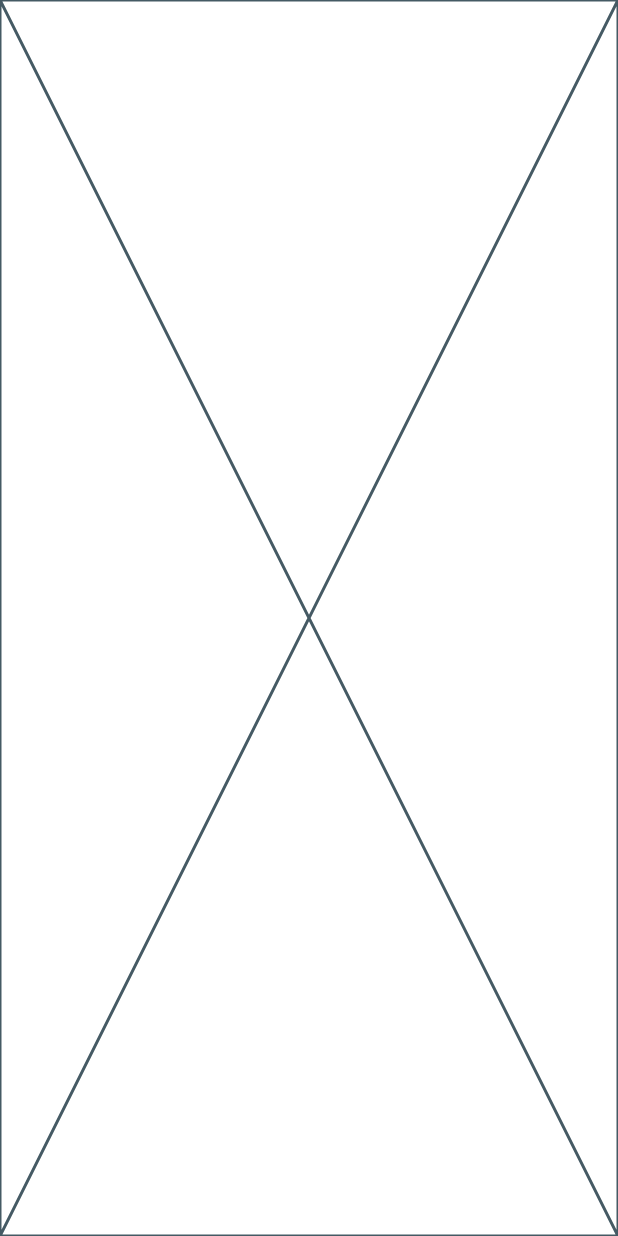
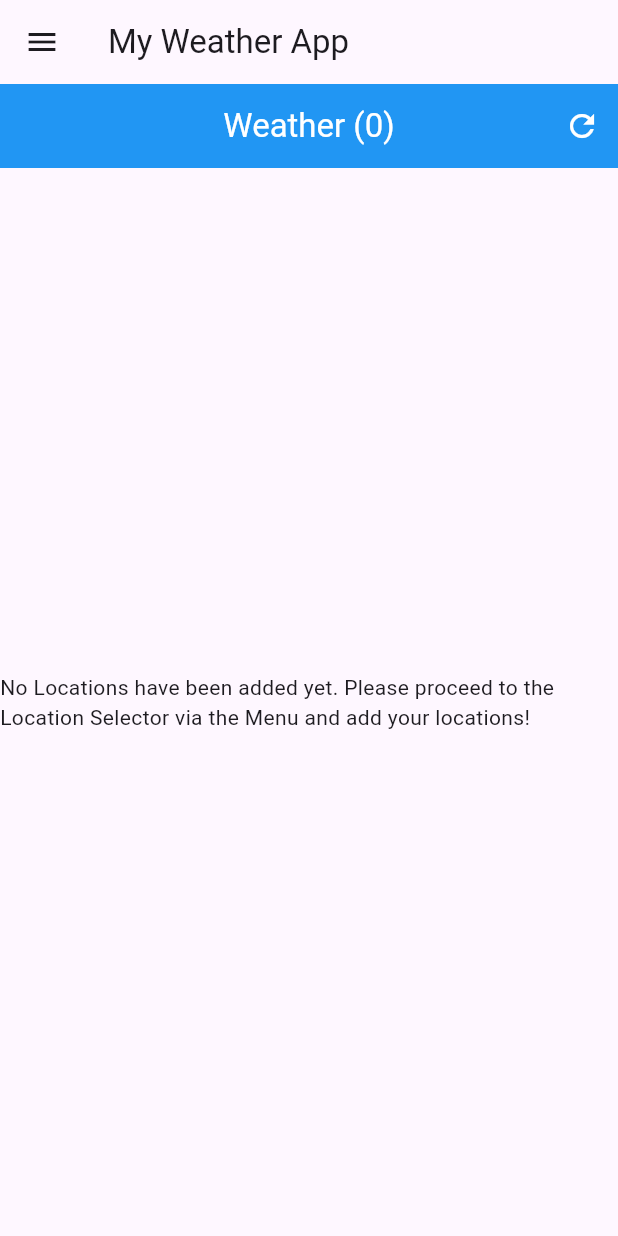
Before and after one commit to samkaj1/CS-442-Weather-App, a Flutter app: the screen it shows after launch, on a phone screen of 412 x 824 dp. Run offline on Flutter 3.47's test engine with Material 3 defaults, Android fonts, the phone set to English and light mode, and no system bars; our stand-ins replace shared_preferences.

Commit message:
Completed Machine Problem 5

```diff
--- /dev/null
+++ b/lib/models/location_selector_model.dart
@@ -0,0 +1,51 @@
+import 'package:flutter/material.dart';
+import 'package:shared_preferences/shared_preferences.dart';
+
+class LocationSelectorModel with ChangeNotifier {
+  List<String> _locationSelector = [];
+
+  List<String> get locationSelector => _locationSelector;
+
+  LocationSelectorModel() {
+    loadLocations();
+  }
+
+  Future<void> loadLocations() async { //load locations
+    try {
+      final prefs = await SharedPreferences.getInstance();
+      final locations = prefs.getStringList('locations');
+
+      if (locations != null) {
+        _locationSelector = locations;
+      }
+
+      notifyListeners();
+    } catch (e) {
+      print('Error loading your requested location: $e'); //Error Handler
+    }
+  }
+
+  Future<void> addLocation(String location) async { //add a location
+    if(!_locationSelector.contains(location) && location.isNotEmpty) {
+      _locationSelector.add(location);
+      await _saveLocations();
+      notifyListeners();
+    }
+  }
+
+  Future<void> deleteLocation(String location) async { //remove a location
+    if (_locationSelector.remove(location)) {
+      await _saveLocations();
+      notifyListeners();
+    }
+  }
+
+  Future<void> _saveLocations() async { //save locations
+    try {
+      final prefs = await SharedPreferences.getInstance();
+      await prefs.setStringList('locations', _locationSelector);
+    } catch (e) {
+      print('Error saving your requested location: $e'); //Error Handler
+    }
+  }
+}
--- /dev/null
+++ b/lib/models/weather_info_model.dart
@@ -0,0 +1,31 @@
+class Weather {
+  final String locationName;
+  final double temperature;
+  final double feelsLikeTemp;
+  final String description;
+  final String? icon;
+
+
+  Weather( {
+    required this.locationName,
+    required this.temperature,
+    required this.feelsLikeTemp,
+    required this.description,
+    required this.icon,
+  });
+
+  factory Weather.fromJson(Map<String, dynamic> json) { //convert from JSON from api to information used in my app
+    try {
+      return Weather(
+        locationName: json['name'] as String,
+        temperature: (json['main']['temp'] as num).toDouble(),
+        feelsLikeTemp: (json['main']['feels_like'] as num).toDouble(),
+        description: json['weather'][0]['description'] as String,
+        icon: json['weather'][0]['icon'] as String,
+      );
+    } catch (e) {
+      print('Error parsing JSON data: $e');
+      rethrow;
+    }
+  }
+}
--- /dev/null
+++ b/lib/utils/api_info.dart
@@ -0,0 +1,16 @@
+import 'package:http/http.dart' as http;
+import 'dart:convert';
+
+class ApiInfo { //api info
+  final String apiKey = "ac2e918f1ce2101a3d687563fda37532";
+  final String baseUrl = "https://api.openweathermap.org/data/2.5/weather";
+
+  Future<dynamic> getLocationWeather(String location) async { //gets weather info data based on given location
+    final response = await http.get(Uri.parse('$baseUrl?q=$location&appid=$apiKey'));
+    if (response.statusCode == 200) {
+      return jsonDecode(response.body); //returns json data
+    } else {
+      throw Exception('Failed to load weather information');
+    }
+  }
+}
--- /dev/null
+++ b/lib/utils/weather_info.dart
@@ -0,0 +1,15 @@
+import 'package:mp5/models/weather_info_model.dart';
+import 'package:flutter/foundation.dart';
+
+class WeatherInfoProvider with ChangeNotifier { //provider for weather information
+  List<Weather> _weatherInfo = [];
+
+  List<Weather> get weatherInfo => _weatherInfo;
+
+  void updateWeatherInfo(List<Weather> newWeatherInfo) {
+    if (newWeatherInfo.isNotEmpty) {
+      _weatherInfo = newWeatherInfo;
+      notifyListeners();
+    }
+  }
+}
--- /dev/null
+++ b/lib/views/home.dart
@@ -0,0 +1,120 @@
+import 'package:flutter/material.dart';
+import 'package:provider/provider.dart';
+import 'package:mp5/views/view_weather_info.dart';
+import 'package:mp5/models/location_selector_model.dart';
+import 'package:mp5/models/weather_info_model.dart';
+import 'package:mp5/utils/weather_info.dart';
+import 'package:mp5/utils/api_info.dart';
+
+class Home extends StatefulWidget {
+  const Home({super.key});
+
+  @override
+  HomeState createState() => HomeState();
+}
+
+class HomeState extends State<Home> {
+  late LocationSelectorModel locationSelectorModel;
+  int _selectedIndex = 0; //initialize index
+  final ApiInfo _apiInfo = ApiInfo();
+
+  @override
+  void initState() {
+    super.initState();
+    locationSelectorModel = Provider.of<LocationSelectorModel>(context, listen: false);
+    locationSelectorModel.addListener(_loadWeatherInfo);
+    _selectedIndex = 0;
+    WidgetsBinding.instance.addPostFrameCallback((_) => _loadWeatherInfo());
+  }
+
+  @override
+  void didChangeDependencies() {
+    super.didChangeDependencies();
+    final model = Provider.of<LocationSelectorModel>(context, listen: false);
+    if (locationSelectorModel != model) {
+      locationSelectorModel.removeListener(_loadWeatherInfo);
+      locationSelectorModel = model;
+      locationSelectorModel.addListener(_loadWeatherInfo);
+    }
+  }
+
+  @override
+  void dispose() {
+    locationSelectorModel.removeListener(_loadWeatherInfo);
+    super.dispose();
+  }
+
+  _loadWeatherInfo() async {
+    try {
+      final List<Weather> weatherInfoList = [];
+      for (final location in locationSelectorModel.locationSelector) {
+        final data = await _apiInfo.getLocationWeather(location);
+        weatherInfoList.add(Weather.fromJson(data));
+      }
+      final weatherInfo = Provider.of<WeatherInfoProvider>(context, listen: false);
+      weatherInfo.updateWeatherInfo(weatherInfoList);
+      } catch (e) {
+        ScaffoldMessenger.of(context).showSnackBar(
+          SnackBar(
+            content: Text('Failed to load weather data: $e'),
+          ),
+        );
+      }
+    }
+
+    @override
+    Widget build(BuildContext context) {
+      final weatherInfoProvider = Provider.of<WeatherInfoProvider>(context);
+      return Scaffold(
+        appBar: AppBar(
+          title: Text(
+            weatherInfoProvider.weatherInfo.isEmpty
+                ? 'Weather (${weatherInfoProvider.weatherInfo.length})'
+                : "Current Weather",
+          ),
+          centerTitle: true,
+          foregroundColor: Colors.white,
+          backgroundColor: Colors.blue,
+          actions: <Widget> [
+            IconButton(
+              icon: const Icon(Icons.refresh_outlined),
+              onPressed: _loadWeatherInfo,
+            ),
+          ],
+        ),
+        body: weatherInfoProvider.weatherInfo.isNotEmpty ?
+          Column (
+            children: <Widget> [
+              Expanded(
+                child: PageView.builder(
+                  itemCount: weatherInfoProvider.weatherInfo.length,
+                  onPageChanged: (index) => setState(() => _selectedIndex = index),
+                  itemBuilder: (context, index) =>
+                    WeatherInfoView(weather: weatherInfoProvider.weatherInfo[index])
+                ),
+              ),
+              _buildPageDots(weatherInfoProvider),
+            ],
+          )
+          : const Center(child: Text('No Locations have been added yet. Please proceed to the Location Selector via the Menu and add your locations!')),
+      );
+    }
+
+    Widget _buildPageDots(WeatherInfoProvider weatherInfoProvider) {
+      return Row(
+        mainAxisAlignment: MainAxisAlignment.center,
+        children: List.generate(
+          weatherInfoProvider.weatherInfo.length,
+          (index) => Container(
+            margin: const EdgeInsets.all(4.0),
+            width: 8.0,
+            height: 8.0,
+            decoration: BoxDecoration(
+              shape: BoxShape.circle,
+              color: _selectedIndex == index ? Colors.black : Colors.black.withOpacity((0.3)),
+            ),
+          ),
+        ),
+      );
+    }
+}
--- /dev/null
+++ b/lib/views/page_setup.dart
@@ -0,0 +1,84 @@
+import 'package:flutter/material.dart';
+import 'package:mp5/views/home.dart';
+import 'package:mp5/views/location_selector.dart';
+import 'package:mp5/views/settings.dart';
+
+class MyApp extends StatelessWidget {
+  const MyApp({super.key});
+
+  @override
+  Widget build(BuildContext context) {
+    return const MaterialApp(
+      title: "My Weather App",
+      home: DefaultPage(),
+      debugShowCheckedModeBanner: false,
+    );
+  }
+}
+
+class DefaultPage extends StatefulWidget {
+  const DefaultPage({super.key});
+
+  @override
+  DefaultPageState createState() => DefaultPageState();
+}
+
+class DefaultPageState extends State<DefaultPage> {
+  int _selectedIndex = 0;
+  final List<Widget> _pages = const [
+    Home(),
+    LocationPage(),
+    Settings(),
+  ];
+
+  @override
+  Widget build(BuildContext context) { //drawer for options
+    return Scaffold(
+      appBar: AppBar(
+        title: const Text('My Weather App'),
+      ),
+      drawer: Drawer(
+        child: ListView(
+          padding: EdgeInsets.zero,
+          children: [
+            _buildDrawerHeader(),
+            _buildDrawerItem(Icons.home, 'Home', 0),
+            _buildDrawerItem(Icons.location_pin, 'Location Selector', 1),
+            _buildDrawerItem(Icons.settings, 'Settings', 2),
+          ],
+        ),
+      ),
+      body: _pages[_selectedIndex],
+    );
+  }
+
+  Widget _buildDrawerHeader() {
+    return const DrawerHeader(
+      decoration: BoxDecoration(
+        color: Colors.blue,
+      ),
+      child: Center(
+        child: Text(
+          'Your Menu',
+          style: TextStyle(
+            color: Colors.white,
+            fontSize: 24,
+         ),
+        ),
+      ),
+    );
+  }
+
+  Widget _buildDrawerItem(IconData icon, String title, int index) {
+    return ListTile(
+      leading: Icon(icon),
+      title: Text(title),
+      onTap: () {
+        setState(() {
+          _selectedIndex = index;
+          Navigator.pop(context);
+        });
+      },
+    );
+  }
+}
--- a/pubspec.yaml
+++ b/pubspec.yaml
@@ -62,6 +62,8 @@ dev_dependencies:
 
 # The following section is specific to Flutter packages.
 flutter:
+  assets:
+    - assets/background_image.jpg
 
   # The following line ensures that the Material Icons font is
   # included with your application, so that you can use the icons in
```
Also changed, not shown: lib/main.dart (+12 -1 lines), lib/views/location_selector.dart (added, +87 -0 lines), lib/views/provider_setup.dart (added, +14 -0 lines), lib/views/settings.dart (added, +100 -0 lines), lib/views/view_weather_info.dart (added, +82 -0 lines), assets/background_image.jpg (added), 1 other file.
